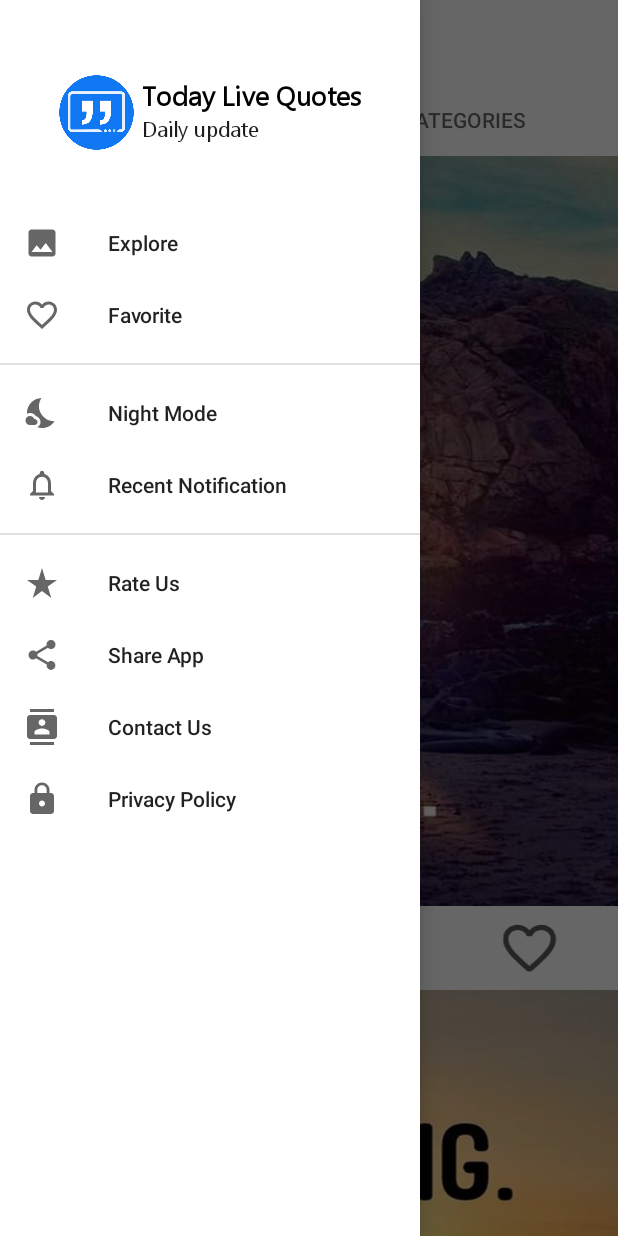
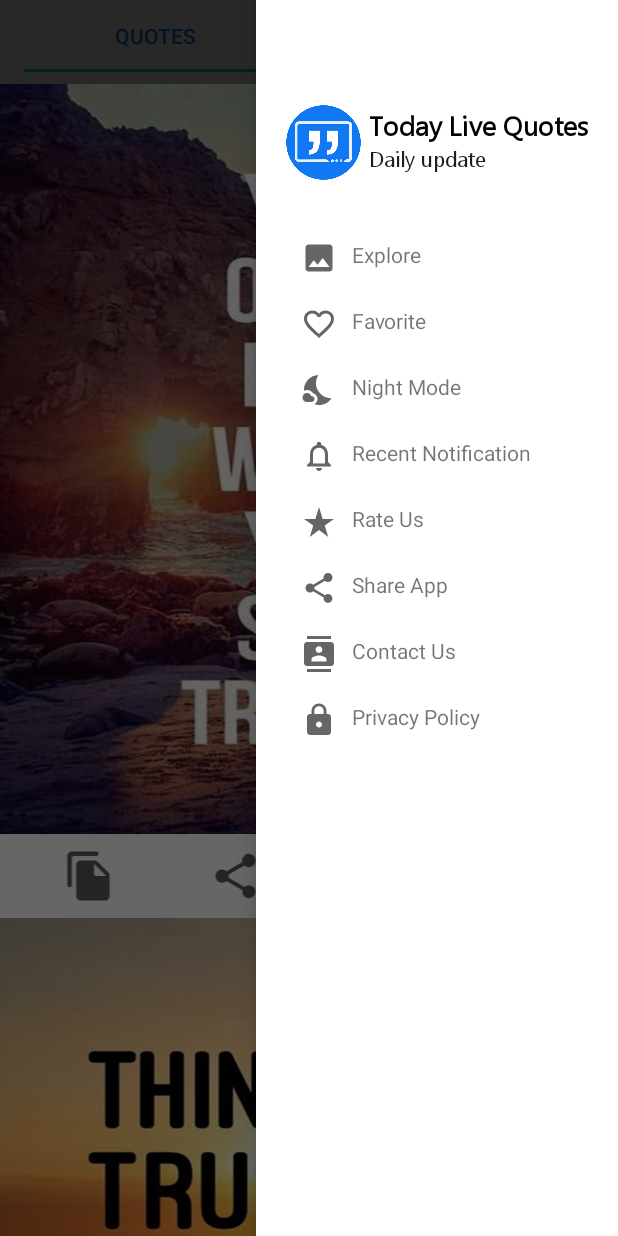
Before and after one commit to Ashokdabhi/TodayLiveQuotes, an Android app: the HomeActivity screen opened directly, with no data from a screen before it, with the side drawer open, on a phone screen of 412 x 824 dp. Run offline under Robolectric (Android 15) with nearby library versions, the phone set to English and light mode, and no system bars.

Commit message:
Right Side Drawer Set

```diff
--- a/app/src/main/java/com/todaylivequotes/HomeActivity.java
+++ b/app/src/main/java/com/todaylivequotes/HomeActivity.java
@@ -4,8 +4,8 @@ import android.content.Context;
 import android.os.Bundle;
 import android.view.MenuItem;
 import android.view.View;
-import android.widget.TextView;
-import android.widget.Toast;
+import android.widget.ImageButton;
+import android.widget.LinearLayout;
 
 import androidx.annotation.NonNull;
 import androidx.appcompat.app.ActionBarDrawerToggle;
@@ -22,17 +22,19 @@ import com.google.android.material.tabs.TabLayout;
 import com.todaylivequotes.fragment.CategoriesFragment;
 import com.todaylivequotes.fragment.QuotesFragment;
 
-import java.util.Objects;
-
 public class HomeActivity extends AppCompatActivity implements NavigationView.OnNavigationItemSelectedListener {
 
+    private Toolbar toolbar;
+    private DrawerLayout mDrawerLayout;
+    private ActionBarDrawerToggle mBarDrawerToggle;
+    private ImageButton img_right;
+    private LinearLayout layout_drawer;
+
     private Context mContext;
-    private DrawerLayout drawer;
-    private NavigationView navigationView;
-    private Toolbar toolbar;
+
+    //    private NavigationView navigationView;
     TabLayout tabLayout;
     ViewPager viewPager;
-
     @Override
     protected void onCreate(Bundle savedInstanceState) {
         super.onCreate(savedInstanceState);
@@ -41,29 +43,32 @@ public class HomeActivity extends AppCompatActivity implements NavigationView.On
         initToolbar();
         initComponent();
 
-        ActionBarDrawerToggle actionBarDrawerToggle = new ActionBarDrawerToggle(this,
-                drawer,
-                toolbar,
-                R.string.openDrawer,
-                R.string.closeDrawer);
-        actionBarDrawerToggle.syncState();
+
     }
 
     private void initToolbar() {
         toolbar = findViewById(R.id.toolbar);
-        if (toolbar != null) {
-            setSupportActionBar(toolbar);
-            Objects.requireNonNull(getSupportActionBar()).setDisplayShowTitleEnabled(false);
-            TextView toolbar_title = toolbar.findViewById(R.id.toolbar_title);
-            toolbar_title.setVisibility(View.GONE);
-        }
+        setSupportActionBar(toolbar);
+        getSupportActionBar().setDisplayShowHomeEnabled(true);
+        mDrawerLayout = findViewById(R.id.drawer_layout);
+        img_right = findViewById(R.id.img_right);
+        layout_drawer = findViewById(R.id.layout_drawer);
+        img_right.setOnClickListener(new View.OnClickListener() {
+            @Override
+            public void onClick(View view) {
+                if (mDrawerLayout.isDrawerOpen(layout_drawer)) {
+                    mDrawerLayout.closeDrawer(layout_drawer);
+                } else {
+                    mDrawerLayout.openDrawer(layout_drawer);
+                }
+            }
+        });
     }
 
     private void initComponent() {
-        drawer = findViewById(R.id.drawer_layout);
-        navigationView = findViewById(R.id.nav_view);
+        /*navigationView = findViewById(R.id.nav_view);
         navigationView.setNavigationItemSelectedListener(this);
-
+*/
         viewPager = (ViewPager) findViewById(R.id.viewPager);
         tabLayout = (TabLayout) findViewById(R.id.tabLayout);
         tabLayout.addTab(tabLayout.newTab().setText("QUOTES"));
@@ -95,13 +100,14 @@ public class HomeActivity extends AppCompatActivity implements NavigationView.On
     @Override
     public boolean onNavigationItemSelected(@NonNull MenuItem item) {
         switch (item.getItemId()) {
-            case R.id.explore:
+            /*case R.id.explore:
                 Toast.makeText(mContext, "explore Call", Toast.LENGTH_SHORT).show();
                 drawer.closeDrawers();
-                break;
+                break;*/
         }
         return false;
     }
+
     public class MyAdapter extends FragmentPagerAdapter {
         public MyAdapter(@NonNull FragmentManager fm, int behavior) {
             super(fm, behavior);
--- a/app/src/main/res/drawable/ic_drawer.xml
+++ b/app/src/main/res/drawable/ic_drawer.xml
@@ -1,6 +1,6 @@
 <vector xmlns:android="http://schemas.android.com/apk/res/android"
-    android:width="60dp"
-    android:height="60dp"
+    android:width="30dp"
+    android:height="30dp"
     android:viewportWidth="60"
     android:viewportHeight="60">
   <path
--- a/app/src/main/res/layout/activity_home.xml
+++ b/app/src/main/res/layout/activity_home.xml
@@ -1,44 +1,20 @@
 <?xml version="1.0" encoding="utf-8"?>
 <androidx.drawerlayout.widget.DrawerLayout xmlns:android="http://schemas.android.com/apk/res/android"
-    xmlns:app="http://schemas.android.com/apk/res-auto"
     xmlns:tools="http://schemas.android.com/tools"
     android:id="@+id/drawer_layout"
     android:layout_width="match_parent"
     android:layout_height="match_parent"
-    android:fitsSystemWindows="true"
-    tools:openDrawer="start"
     tools:context=".HomeActivity">
 
-    <LinearLayout
-        android:layout_width="match_parent"
-        android:layout_height="wrap_content"
-        android:background="@color/color_white"
-        android:orientation="vertical">
-
-        <include layout="@layout/tool_bar_layout" />
+    <include layout="@layout/app_bare" />
 
 
-        <com.google.android.material.tabs.TabLayout
-            android:id="@+id/tabLayout"
-            android:layout_width="match_parent"
-            android:layout_height="wrap_content"
-            app:tabSelectedTextColor="@color/btn_background"/>
+    <androidx.viewpager.widget.ViewPager
+        android:id="@+id/viewPager"
+        android:layout_width="match_parent"
+        android:layout_height="match_parent"
+        android:layout_marginTop="?attr/actionBarSize" />
 
+    <include layout="@layout/drawer_right" />
 
-        <androidx.viewpager.widget.ViewPager
-            android:id="@+id/viewPager"
-            android:layout_width="match_parent"
-            android:layout_height="match_parent" />
-    </LinearLayout>
-
-    <com.google.android.material.navigation.NavigationView
-        android:id="@+id/nav_view"
-        android:layout_width="wrap_content"
-        android:layout_height="match_parent"
-        android:layout_gravity="start"
-        android:background="@color/color_white"
-        android:fitsSystemWindows="true"
-        app:menu="@menu/activity_main_drawer"
-        app:headerLayout="@layout/nav_header_main"
-        tools:ignore="RtlHardcoded" />
 </androidx.drawerlayout.widget.DrawerLayout>
--- /dev/null
+++ b/app/src/main/res/layout/app_bare.xml
@@ -0,0 +1,36 @@
+<?xml version="1.0" encoding="utf-8"?>
+<RelativeLayout xmlns:android="http://schemas.android.com/apk/res/android"
+    xmlns:app="http://schemas.android.com/apk/res-auto"
+    android:layout_width="wrap_content"
+    android:layout_height="?attr/actionBarSize">
+
+    <androidx.appcompat.widget.Toolbar
+        android:id="@+id/toolbar"
+        android:layout_width="match_parent"
+        android:layout_height="?attr/actionBarSize">
+
+        <RelativeLayout
+            android:layout_width="wrap_content"
+            android:layout_height="?attr/actionBarSize">
+
+            <com.google.android.material.tabs.TabLayout
+                android:id="@+id/tabLayout"
+                android:layout_width="match_parent"
+                android:layout_height="wrap_content"
+                android:layout_toStartOf="@+id/img_right"
+                app:tabSelectedTextColor="@color/btn_background" />
+
+            <ImageButton
+                android:id="@+id/img_right"
+                android:layout_width="wrap_content"
+                android:layout_height="wrap_content"
+                android:layout_alignParentEnd="true"
+                android:layout_centerVertical="true"
+                android:layout_marginEnd="15dp"
+                android:background="@drawable/ic_drawer"
+                android:contentDescription="@string/app_name" />
+
+        </RelativeLayout>
+
+    </androidx.appcompat.widget.Toolbar>
+</RelativeLayout>
--- /dev/null
+++ b/app/src/main/res/layout/drawer_right.xml
@@ -0,0 +1,78 @@
+<?xml version="1.0" encoding="utf-8"?>
+<LinearLayout xmlns:android="http://schemas.android.com/apk/res/android"
+    xmlns:app="http://schemas.android.com/apk/res-auto"
+    android:id="@+id/layout_drawer"
+    android:layout_width="wrap_content"
+    android:layout_height="match_parent"
+    android:layout_gravity="end"
+    android:background="@color/color_white"
+    android:orientation="vertical"
+    android:padding="20dp">
+
+    <include layout="@layout/nav_header_main" />
+
+    <TextView
+        android:layout_width="wrap_content"
+        android:layout_height="wrap_content"
+        android:drawablePadding="10dp"
+        android:padding="10dp"
+        android:text="@string/explore"
+        app:drawableStartCompat="@drawable/ic_explore" />
+
+    <TextView
+        android:layout_width="wrap_content"
+        android:layout_height="wrap_content"
+        android:drawablePadding="10dp"
+        android:padding="10dp"
+        android:text="@string/favorite"
+        app:drawableStartCompat="@drawable/ic_favorite" />
+
+    <TextView
+        android:layout_width="wrap_content"
+        android:layout_height="wrap_content"
+        android:drawablePadding="10dp"
+        android:padding="10dp"
+        android:text="@string/night_mode"
+        app:drawableStartCompat="@drawable/ic_night_mode" />
+
+    <TextView
+        android:layout_width="wrap_content"
+        android:layout_height="wrap_content"
+        android:drawablePadding="10dp"
+        android:padding="10dp"
+        android:text="@string/recent_notification"
+        app:drawableStartCompat="@drawable/ic_notifications" />
+
+    <TextView
+        android:layout_width="wrap_content"
+        android:layout_height="wrap_content"
+        android:drawablePadding="10dp"
+        android:padding="10dp"
+        android:text="@string/rate_us"
+        app:drawableStartCompat="@drawable/ic_rate" />
+
+    <TextView
+        android:layout_width="wrap_content"
+        android:layout_height="wrap_content"
+        android:drawablePadding="10dp"
+        android:padding="10dp"
+        android:text="@string/share_app"
+        app:drawableStartCompat="@drawable/ic_share" />
+
+    <TextView
+        android:layout_width="wrap_content"
+        android:layout_height="wrap_content"
+        android:drawablePadding="10dp"
+        android:padding="10dp"
+        android:text="@string/contact_us"
+        app:drawableStartCompat="@drawable/ic_contacts" />
+
+    <TextView
+        android:layout_width="wrap_content"
+        android:layout_height="wrap_content"
+        android:drawablePadding="10dp"
+        android:padding="10dp"
+        android:text="@string/privacy_policy"
+        app:drawableStartCompat="@drawable/ic_lock" />
+
+</LinearLayout>
--- a/app/src/main/res/layout/nav_header_main.xml
+++ b/app/src/main/res/layout/nav_header_main.xml
@@ -1,15 +1,17 @@
 <?xml version="1.0" encoding="utf-8"?>
 <LinearLayout xmlns:android="http://schemas.android.com/apk/res/android"
-    android:layout_width="match_parent"
+    android:id="@+id/layout_header"
+    android:layout_width="wrap_content"
     android:layout_height="wrap_content"
     android:background="@color/color_white"
-    android:gravity="center"
+    android:gravity="end"
+    android:layout_gravity="end"
     android:orientation="vertical"
     android:theme="@style/ThemeOverlay.AppCompat.Dark">
 
     <LinearLayout
-        android:layout_width="match_parent"
-        android:layout_height="match_parent"
+        android:layout_width="wrap_content"
+        android:layout_height="wrap_content"
         android:layout_marginTop="50dp"
         android:layout_marginBottom="30dp"
         android:gravity="center|center_horizontal"
--- a/app/src/main/res/menu/activity_main_drawer.xml
+++ /dev/null
@@ -1,47 +0,0 @@
-<?xml version="1.0" encoding="utf-8"?>
-<menu xmlns:android="http://schemas.android.com/apk/res/android">
-    <group
-        android:id="@+id/menu_one"
-        android:checkableBehavior="single">
-        <item
-            android:id="@+id/explore"
-            android:title="@string/explore"
-            android:icon="@drawable/ic_explore"/>
-        <item
-            android:id="@+id/favorite"
-            android:title="@string/favorite"
-            android:icon="@drawable/ic_favorite"/>
-    </group>
-    <group
-        android:id="@+id/menu_two"
-        android:checkableBehavior="single">
-        <item
-            android:id="@+id/night_mode"
-            android:title="@string/night_mode"
-            android:icon="@drawable/ic_night_mode"/>
-        <item
-            android:id="@+id/recent_notification"
-            android:title="@string/recent_notification"
-            android:icon="@drawable/ic_notifications"/>
-    </group>
-    <group
-        android:id="@+id/menu_three"
-        android:checkableBehavior="single">
-        <item
-            android:id="@+id/rate_us"
-            android:title="@string/rate_us"
-            android:icon="@drawable/ic_rate"/>
-        <item
-            android:id="@+id/share_app"
-            android:title="@string/share_app"
-            android:icon="@drawable/ic_share"/>
-        <item
-            android:id="@+id/contact_us"
-            android:title="@string/contact_us"
-            android:icon="@drawable/ic_contacts"/>
-        <item
-            android:id="@+id/privacy_policy"
-            android:title="@string/privacy_policy"
-            android:icon="@drawable/ic_lock"/>
-    </group>
-</menu>
```
